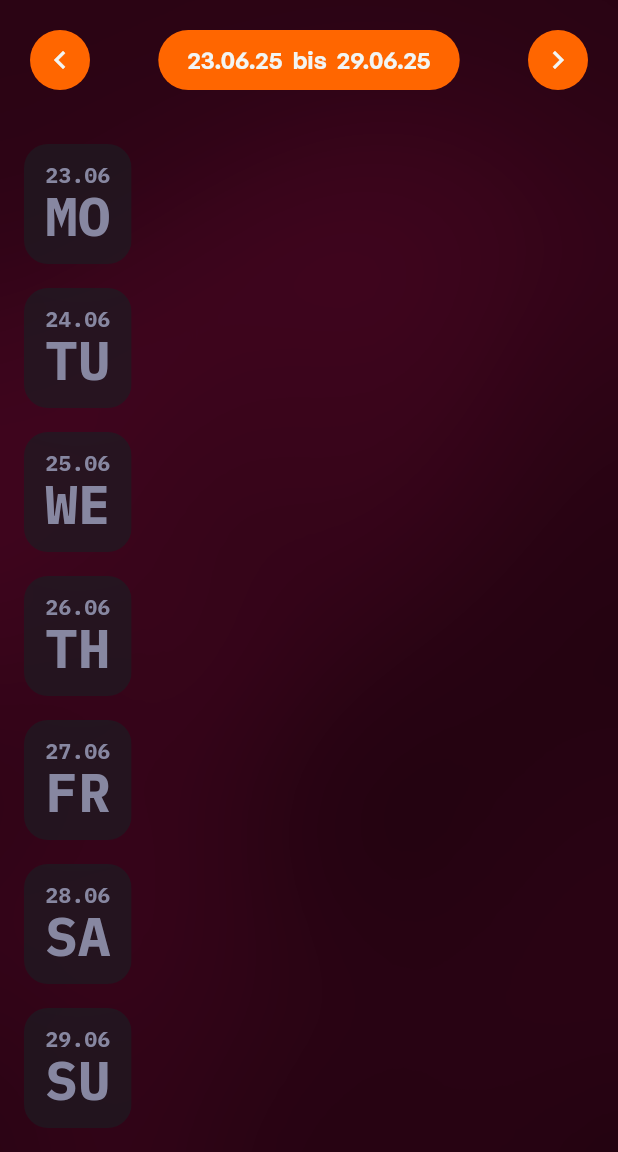
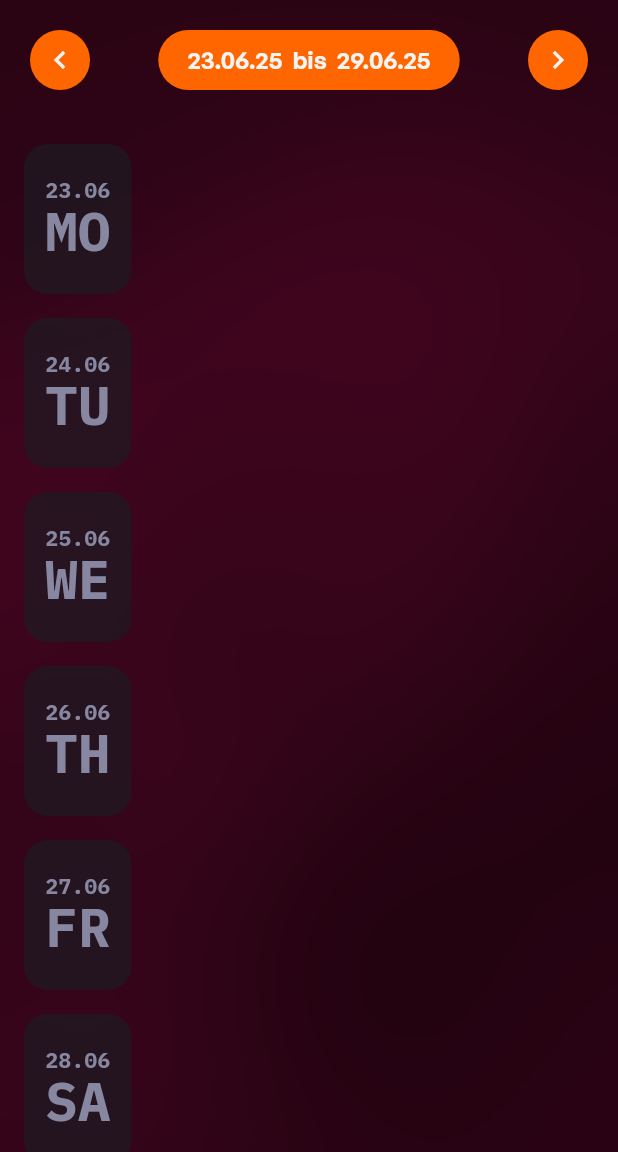
Before and after one commit to dschrubba/Flutter-Stream-Schedule, a Flutter app: the screen it shows after launch, on a phone screen of 412 x 824 dp, the part 84-1236 px from its top. Run offline on Flutter 3.47's test engine with Material 3 defaults, Android fonts, the phone set to English and light mode, and no system bars; our stand-ins replace auto_size_text, flutter_dotenv, flutter_svg, rxdart; network calls fail.

Commit message:
Added badges and implemented correct height adjustments for Schedule rows

```diff
--- a/lib/globals.dart
+++ b/lib/globals.dart
@@ -4,7 +4,7 @@ const double borderRadius = 16;
 // Schedule Day-Badge
 const double dayBadgeOpacity = 0.667;
 const double dayBadgeWidth  = 96;
-const double dayBadgeHeight = 112;
+const double dayBadgeHeight = 100;
 
 const double dayBadgeAdjustmentPadding = 16; // Horizontal Adjustment
 
--- a/lib/widgets/schedule/schedule-day-badge.dart
+++ b/lib/widgets/schedule/schedule-day-badge.dart
@@ -42,11 +42,8 @@ class ScheduleDayBadge extends StatelessWidget {
         break;
     }
 
-    return ConstrainedBox(
-      constraints:
-        BoxConstraints(
-          maxWidth: globals.dayBadgeWidth + globals.dayBadgeAdjustmentPadding,
-        ),
+    return SizedBox(
+      height: globals.scheduleItemHeight,
       child: Container(
         // Outer padding for adjustment of the badge's position
         // Only horizontal padding should be used here!
@@ -81,17 +78,10 @@ class ScheduleDayBadge extends StatelessWidget {
                     Text(
                       getDayShort(day),
                       style: CustomTextTheme().getStyleWithColor(CustomTextTheme().monoLabelLarge, textColor)
-                      ),
-                      if (state == ScheduleItemState.accent) (
-                        Text(
-                          "$hours:$minutes",
-                          style: CustomTextTheme().getStyleWithColor(CustomTextTheme().monoLabelSmall, textColor)
                     )
-                      ),
                   ]
                 ),
               )
-
               ],
             )
           )
--- a/lib/widgets/schedule/schedule-element.dart
+++ b/lib/widgets/schedule/schedule-element.dart
@@ -40,17 +40,7 @@ class ScheduleElement extends StatelessWidget {
       state = ScheduleItemState.empty;
     }
 
-    return ConstrainedBox(
-      constraints:
-        BoxConstraints(
-          // Schedule Element Constraints
-          // This is NOT the Day Badge
-          // Schedule Element = Whole Row!
-          maxHeight: (state == ScheduleItemState.empty) ? (globals.dayBadgeHeight - 16) : globals.dayBadgeHeight,
-          maxWidth: double.infinity,
-        ),
-      child:
-        Container(
+    return Container(
           width: double.infinity,
           padding:
             EdgeInsets.symmetric(
@@ -65,7 +55,8 @@ class ScheduleElement extends StatelessWidget {
                   Container(
                     padding:
                       EdgeInsets.only(
-                        left: globals.dayBadgeWidth + globals.dayBadgeAdjustmentPadding
+                        left: globals.dayBadgeWidth + (globals.dayBadgeAdjustmentPadding / 2),
+                        right: (globals.dayBadgeAdjustmentPadding / 2)
                       ),
                     child:
                       Row(
@@ -88,7 +79,6 @@ class ScheduleElement extends StatelessWidget {
               ),
             ]
           )
-        )
       );
   }
 }
```
Also changed, not shown: lib/widgets/schedule/schedule-stream-item-badge.dart (added, +40 -0 lines), lib/widgets/schedule/schedule-stream-item.dart (+37 -14 lines). Lines whose indentation alone changed are shown as unchanged.
